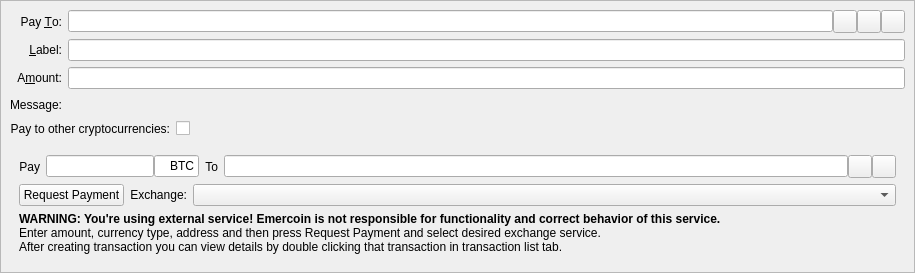
Before: the Qt Designer form src/qt/forms/sendcoinsentry.ui in Exgibichi/rt, drawn with Qt 5.
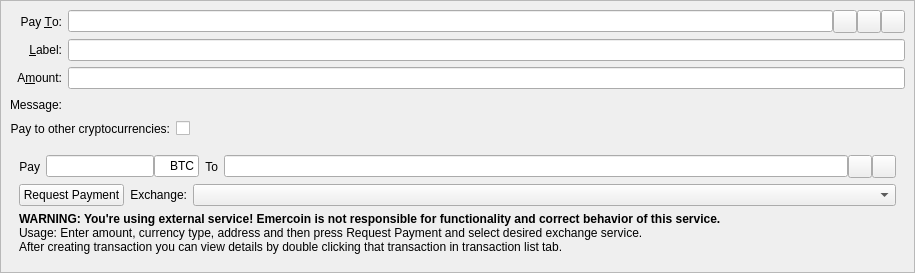
After: the same form once the commit is applied. Icons and pictures are not drawn. Custom widgets are drawn as their Qt base class.

Commit message: add tr() calls

```diff
--- a/src/qt/forms/sendcoinsentry.ui
+++ b/src/qt/forms/sendcoinsentry.ui
@@ -375,7 +375,7 @@
        <item row="2" column="0">
         <widget class="QLabel" name="infoExchLabel">
          <property name="text">
-          <string>&lt;html&gt;&lt;head/&gt;&lt;body&gt;&lt;p&gt;&lt;span style=&quot; font-weight:600;&quot;&gt;WARNING: You're using external service! Emercoin is not responsible for functionality and correct behavior of this service.&lt;/span&gt;&lt;br/&gt;Enter amount, currency type, address and then press Request Payment and select desired exchange service.&lt;br/&gt;After creating transaction you can view details by double clicking that transaction in transaction list tab.&lt;/p&gt;&lt;/body&gt;&lt;/html&gt;</string>
+          <string>&lt;html&gt;&lt;head/&gt;&lt;body&gt;&lt;p&gt;&lt;span style=&quot; font-weight:600;&quot;&gt;WARNING: You're using external service! Emercoin is not responsible for functionality and correct behavior of this service.&lt;/span&gt;&lt;br/&gt;Usage: Enter amount, currency type, address and then press Request Payment and select desired exchange service.&lt;br/&gt;After creating transaction you can view details by double clicking that transaction in transaction list tab.&lt;/p&gt;&lt;/body&gt;&lt;/html&gt;</string>
          </property>
         </widget>
        </item>
```
The commit also changes 2 other files.
